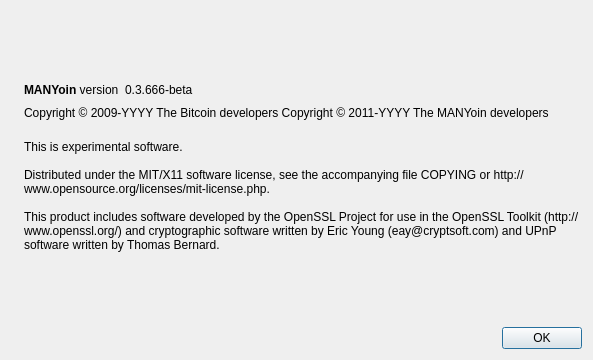
Above: src/qt/forms/aboutdialog.ui from ScatterBox/ManyCoin before the change. Below: the same form after it.
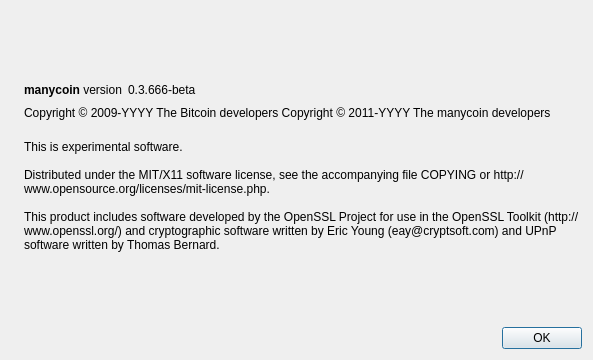
That is the form after the change. Icons and pictures are not drawn.

Patch:
```diff
--- a/src/qt/forms/aboutdialog.ui
+++ b/src/qt/forms/aboutdialog.ui
@@ -50,7 +50,7 @@
           <cursorShape>IBeamCursor</cursorShape>
          </property>
          <property name="text">
-          <string>&lt;b&gt;MANYoin&lt;/b&gt; version</string>
+          <string>&lt;b&gt;manycoin&lt;/b&gt; version</string>
          </property>
          <property name="textInteractionFlags">
           <set>Qt::LinksAccessibleByMouse|Qt::TextSelectableByKeyboard|Qt::TextSelectableByMouse</set>
@@ -92,7 +92,7 @@
        </property>
        <property name="text">
         <string notr="true">Copyright &amp;copy; 2009-YYYY The Bitcoin developers
-Copyright &amp;copy; 2011-YYYY The MANYoin developers</string>
+Copyright &amp;copy; 2011-YYYY The manycoin developers</string>
        </property>
        <property name="textFormat">
         <enum>Qt::RichText</enum>
```
Left out of the diff: 2 changed lines with no effect on the pictures.
